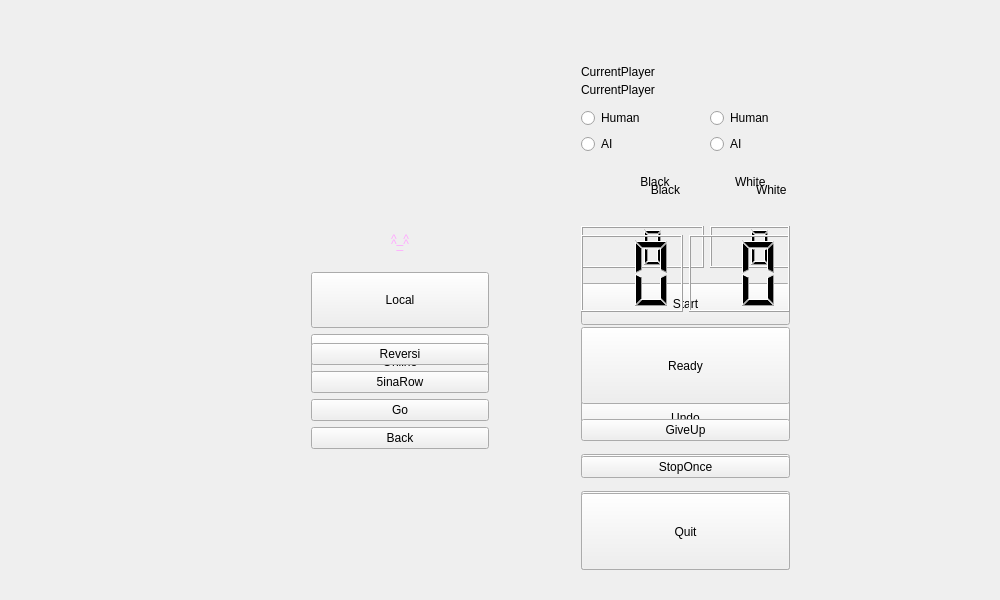
This is widget.ui in helloworld128/OOP_New as Qt 5 draws it before an edit. The edited form follows.
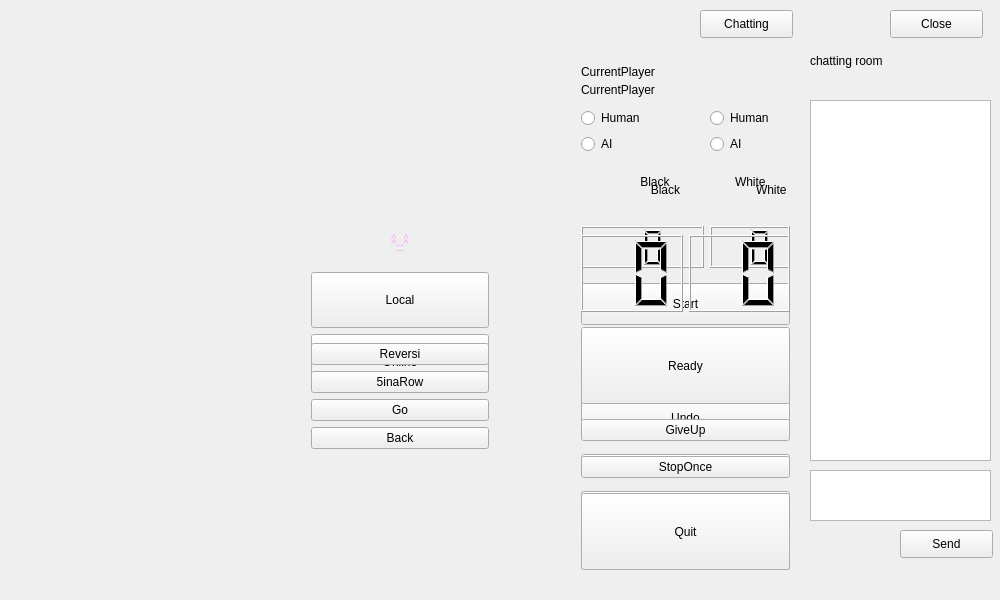
This is the edited form. Icons and pictures are not drawn.

```diff
--- a/widget.ui
+++ b/widget.ui
@@ -712,6 +712,90 @@
     </item>
    </layout>
   </widget>
+  <widget class="QTextBrowser" name="chatText">
+   <property name="geometry">
+    <rect>
+     <x>810</x>
+     <y>100</y>
+     <width>181</width>
+     <height>361</height>
+    </rect>
+   </property>
+  </widget>
+  <widget class="QLabel" name="chatLabel">
+   <property name="geometry">
+    <rect>
+     <x>810</x>
+     <y>40</y>
+     <width>181</width>
+     <height>41</height>
+    </rect>
+   </property>
+   <property name="styleSheet">
+    <string notr="true">font: 15pt &quot;Adobe Arabic&quot;;</string>
+   </property>
+   <property name="text">
+    <string>chatting room</string>
+   </property>
+  </widget>
+  <widget class="QPushButton" name="Chatting_Button">
+   <property name="geometry">
+    <rect>
+     <x>700</x>
+     <y>10</y>
+     <width>93</width>
+     <height>28</height>
+    </rect>
+   </property>
+   <property name="styleSheet">
+    <string notr="true">font: 12pt &quot;Adobe Arabic&quot;;</string>
+   </property>
+   <property name="text">
+    <string>Chatting</string>
+   </property>
+  </widget>
+  <widget class="QPushButton" name="SendText_Button">
+   <property name="geometry">
+    <rect>
+     <x>900</x>
+     <y>530</y>
+     <width>93</width>
+     <height>28</height>
+    </rect>
+   </property>
+   <property name="styleSheet">
+    <string notr="true">font: 12pt &quot;Adobe Arabic&quot;;</string>
+   </property>
+   <property name="text">
+    <string>Send</string>
+   </property>
+  </widget>
+  <widget class="QTextEdit" name="textEdit">
+   <property name="geometry">
+    <rect>
+     <x>810</x>
+     <y>470</y>
+     <width>181</width>
+     <height>51</height>
+    </rect>
+   </property>
+  </widget>
+  <widget class="QPushButton" name="Close_Chatting_Button">
+   <property name="geometry">
+    <rect>
+     <x>890</x>
+     <y>10</y>
+     <width>93</width>
+     <height>28</height>
+    </rect>
+   </property>
+   <property name="styleSheet">
+    <string notr="true">font: 12pt &quot;Adobe Arabic&quot;;</string>
+   </property>
+   <property name="text">
+    <string>Close</string>
+   </property>
+  </widget>
   <zorder>Border</zorder>
   <zorder>Board</zorder>
   <zorder>GameMenu</zorder>
```
Left out of the diff: 15 changed lines with no effect on the pictures.
